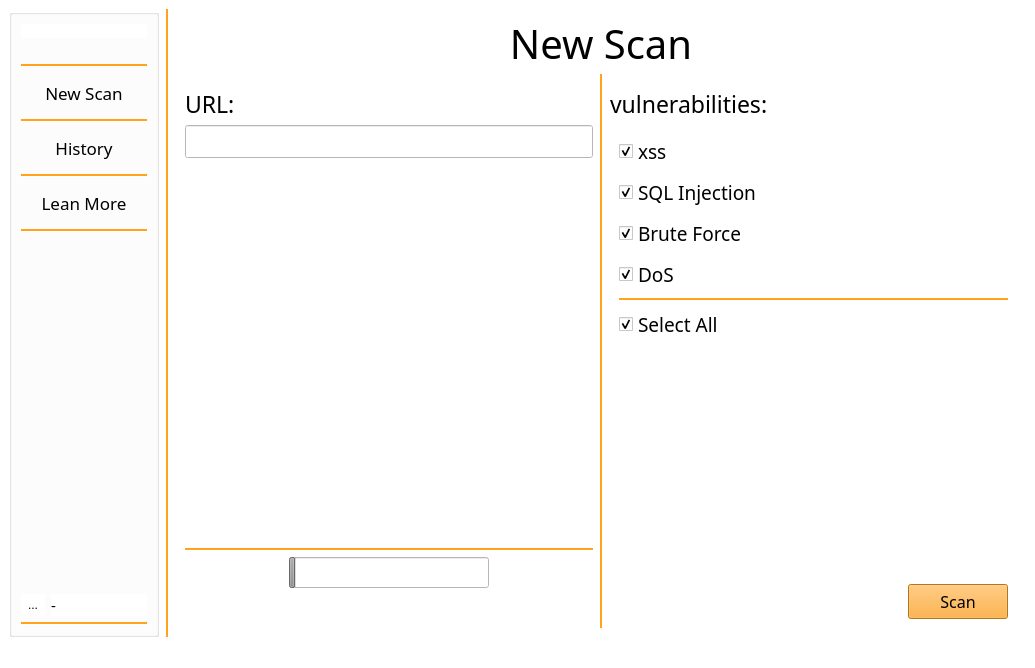
Old version of the form GUI/main_page.ui in the repository NASA-BOY/Xpolit-hub.
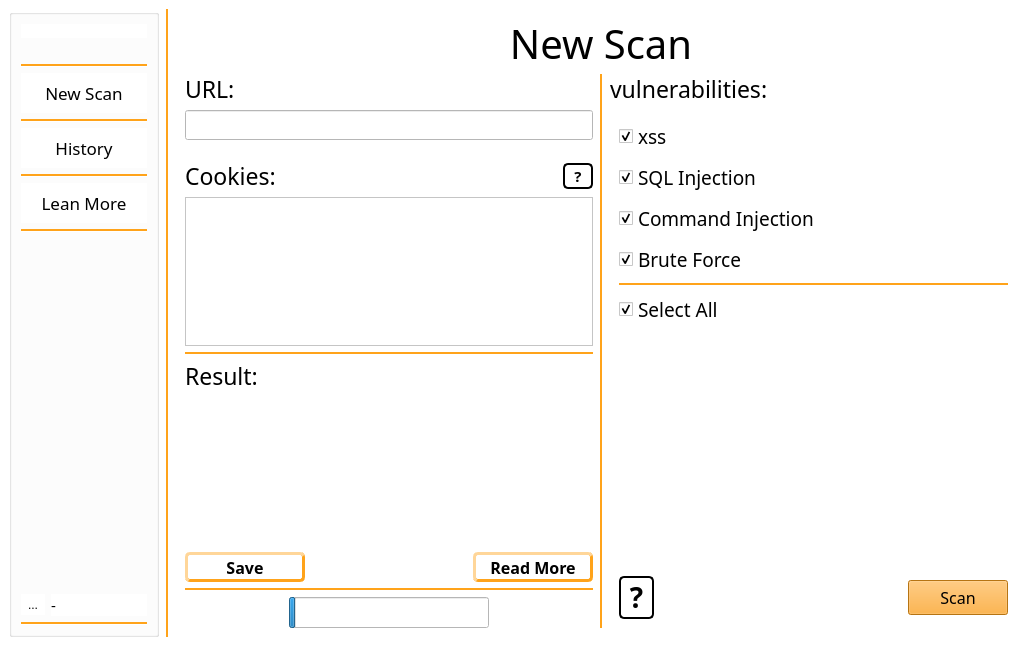
New version of the form. The open tabs and pages were chosen to show the change. Icons and pictures are not drawn.

Commit message: Finish XSS scan and add SQL and command injection scan. Add all scans to the server and client and done server bugs settings. Additionally done GUI overhaul.

```diff
--- a/GUI/main_page.ui
+++ b/GUI/main_page.ui
@@ -178,7 +178,17 @@
             <bool>false</bool>
            </property>
            <property name="styleSheet">
-            <string notr="true">border-bottom-color: rgb(0, 0, 0);</string>
+            <string notr="true">QPushButton{
+	border-style: outset;
+}
+
+QPushButton:hover{
+	background-color: rgb(255, 163, 26);
+}
+
+QPushButton:pressed{
+		background-color: rgb(255, 255, 255);
+}</string>
            </property>
            <property name="text">
             <string>New Scan</string>
@@ -236,6 +246,19 @@
              <pointsize>13</pointsize>
             </font>
            </property>
+           <property name="styleSheet">
+            <string notr="true">QPushButton{
+	border-style: outset;
+}
+
+QPushButton:hover{
+	background-color: rgb(255, 163, 26);
+}
+
+QPushButton:pressed{
+		background-color: rgb(255, 255, 255);
+}</string>
+           </property>
            <property name="text">
             <string>History</string>
            </property>
@@ -280,6 +303,19 @@
              <pointsize>13</pointsize>
             </font>
            </property>
+           <property name="styleSheet">
+            <string notr="true">QPushButton{
+	border-style: outset;
+}
+
+QPushButton:hover{
+	background-color: rgb(255, 163, 26);
+}
+
+QPushButton:pressed{
+		background-color: rgb(255, 255, 255);
+}</string>
+           </property>
            <property name="text">
             <string>Lean More</string>
            </property>
@@ -346,7 +382,8 @@
            </property>
            <property name="icon">
             <iconset>
-             <normaloff>imgs/resources/settings_logo.png</normaloff>imgs/resources/settings_logo.png</iconset>
+             <normaloff>../../../.designer/backup/imgs/resources/settings_logo.png</normaloff>
+             <normalon>imgs/resources/settings_logo.png</normalon>../../../.designer/backup/imgs/resources/settings_logo.png</iconset>
            </property>
            <property name="iconSize">
             <size>
@@ -456,7 +493,7 @@
        </size>
       </property>
       <property name="currentIndex">
-       <number>0</number>
+       <number>1</number>
       </property>
       <widget class="QWidget" name="welcome_page">
        <layout class="QVBoxLayout" name="verticalLayout_2">
@@ -549,25 +586,6 @@
          <layout class="QHBoxLayout" name="horizontalLayout_5" stretch="1,0,1">
           <item>
            <layout class="QVBoxLayout" name="verticalLayout_9">
-            <item>
-             <spacer name="verticalSpacer_8">
-              <property name="enabled">
-               <bool>true</bool>
-              </property>
-              <property name="orientation">
-               <enum>Qt::Vertical</enum>
-              </property>
-              <property name="sizeType">
-               <enum>QSizePolicy::Fixed</enum>
-              </property>
-              <property name="sizeHint" stdset="0">
-               <size>
-                <width>20</width>
-                <height>15</height>
-               </size>
-              </property>
-             </spacer>
-            </item>
             <item>
              <widget class="QLabel" name="url_txt">
               <property name="enabled">
@@ -631,7 +649,139 @@
              </spacer>
             </item>
             <item>
-             <widget class="QTextBrowser" name="textBrowser">
+             <layout class="QHBoxLayout" name="horizontalLayout_3">
+              <item>
+               <widget class="QLabel" name="cookies_text">
+                <property name="enabled">
+                 <bool>true</bool>
+                </property>
+                <property name="maximumSize">
+                 <size>
+                  <width>16777215</width>
+                  <height>30</height>
+                 </size>
+                </property>
+                <property name="font">
+                 <font>
+                  <family>Copperplate Gothic Bold</family>
+                  <pointsize>17</pointsize>
+                 </font>
+                </property>
+                <property name="text">
+                 <string>Cookies:</string>
+                </property>
+               </widget>
+              </item>
+              <item>
+               <widget class="QPushButton" name="cookies_help_btn">
+                <property name="sizePolicy">
+                 <sizepolicy hsizetype="Fixed" vsizetype="Fixed">
+                  <horstretch>0</horstretch>
+                  <verstretch>0</verstretch>
+                 </sizepolicy>
+                </property>
+                <property name="maximumSize">
+                 <size>
+                  <width>30</width>
+                  <height>16777215</height>
+                 </size>
+                </property>
+                <property name="font">
+                 <font>
+                  <family>Copperplate Gothic Bold</family>
+                  <pointsize>11</pointsize>
+                  <weight>75</weight>
+                  <bold>true</bold>
+                 </font>
+                </property>
+                <property name="autoFillBackground">
+                 <bool>false</bool>
+                </property>
+                <property name="styleSheet">
+                 <string notr="true">QPushButton{
+	border-width: 2px;
+	border-style: outset;
+	border-radius: 5px;
+	border-color: rgb(0, 0, 0);
+}
+
+QPushButton:hover{
+	background-color: rgb(255, 163, 26);
+}
+
+QPushButton:pressed{
+		background-color: rgb(255, 255, 255);
+}</string>
+                </property>
+                <property name="text">
+                 <string>?</string>
+                </property>
+                <property name="autoDefault">
+                 <bool>false</bool>
+                </property>
+               </widget>
+              </item>
+             </layout>
+            </item>
+            <item>
+             <widget class="QTextEdit" name="textEdit">
+              <property name="sizePolicy">
+               <sizepolicy hsizetype="Expanding" vsizetype="Expanding">
+                <horstretch>0</horstretch>
+                <verstretch>0</verstretch>
+               </sizepolicy>
+              </property>
+              <property name="maximumSize">
+               <size>
+                <width>16777215</width>
+                <height>210</height>
+               </size>
+              </property>
+             </widget>
+            </item>
+            <item>
+             <widget class="Line" name="result_line">
+              <property name="enabled">
+               <bool>true</bool>
+              </property>
+              <property name="styleSheet">
+               <string notr="true">color: rgb(255, 163, 26);</string>
+              </property>
+              <property name="frameShadow">
+               <enum>QFrame::Plain</enum>
+              </property>
+              <property name="lineWidth">
+               <number>2</number>
+              </property>
+              <property name="orientation">
+               <enum>Qt::Horizontal</enum>
+              </property>
+             </widget>
+            </item>
+            <item>
+             <widget class="QLabel" name="result_text">
+              <property name="enabled">
+               <bool>true</bool>
+              </property>
+              <property name="maximumSize">
+               <size>
+                <width>16777215</width>
+                <height>30</height>
+               </size>
+              </property>
+              <property name="font">
+               <font>
+                <family>Copperplate Gothic Bold</family>
+                <pointsize>17</pointsize>
+               </font>
+              </property>
+              <property name="text">
+               <string>Result:</string>
+              </property>
+             </widget>
+            </item>
+            <item>
+             <widget class="QTextBrowser" name="scan_result">
               <property name="enabled">
                <bool>true</bool>
               </property>
@@ -660,23 +810,131 @@
              </widget>
             </item>
             <item>
-             <spacer name="verticalSpacer_7">
-              <property name="enabled">
-               <bool>true</bool>
-              </property>
-              <property name="orientation">
-               <enum>Qt::Vertical</enum>
-              </property>
-              <property name="sizeType">
-               <enum>QSizePolicy::Fixed</enum>
-              </property>
-              <property name="sizeHint" stdset="0">
-               <size>
-                <width>20</width>
-                <height>10</height>
-               </size>
-              </property>
-             </spacer>
+             <layout class="QHBoxLayout" name="horizontalLayout_4">
+              <item>
+               <widget class="QPushButton" name="save_scan_btn">
+                <property name="sizePolicy">
+                 <sizepolicy hsizetype="Fixed" vsizetype="Fixed">
+                  <horstretch>0</horstretch>
+                  <verstretch>0</verstretch>
+                 </sizepolicy>
+                </property>
+                <property name="minimumSize">
+                 <size>
+                  <width>120</width>
+                  <height>30</height>
+                 </size>
+                </property>
+                <property name="maximumSize">
+                 <size>
+                  <width>1000</width>
+                  <height>30</height>
+                 </size>
+                </property>
+                <property name="font">
+                 <font>
+                  <family>Copperplate Gothic Bold</family>
+                  <pointsize>12</pointsize>
+                  <weight>75</weight>
+                  <bold>true</bold>
+                 </font>
+                </property>
+                <property name="autoFillBackground">
+                 <bool>false</bool>
+                </property>
+                <property name="styleSheet">
+                 <string notr="true">QPushButton{
+	border-width: 3px;
+	border-style: outset;
+	border-radius: 5px;
+	border-color: rgb(255, 163, 26);
+}
+
+QPushButton:hover{
+	background-color: rgb(255, 163, 26);
+}
+
+QPushButton:pressed{
+		background-color: rgb(255, 255, 255);
+}</string>
+                </property>
+                <property name="text">
+                 <string>Save</string>
+                </property>
+                <property name="autoDefault">
+                 <bool>false</bool>
+                </property>
+               </widget>
+              </item>
+              <item>
+               <spacer name="horizontalSpacer_4">
+                <property name="orientation">
+                 <enum>Qt::Horizontal</enum>
+                </property>
+                <property name="sizeHint" stdset="0">
+                 <size>
+                  <width>40</width>
+                  <height>20</height>
+                 </size>
+                </property>
+               </spacer>
+              </item>
+              <item>
+               <widget class="QPushButton" name="read_scan_btn">
+                <property name="sizePolicy">
+                 <sizepolicy hsizetype="Fixed" vsizetype="Fixed">
+                  <horstretch>0</horstretch>
+                  <verstretch>0</verstretch>
+                 </sizepolicy>
+                </property>
+                <property name="minimumSize">
+                 <size>
+                  <width>120</width>
+                  <height>30</height>
+                 </size>
+                </property>
+                <property name="maximumSize">
+                 <size>
+                  <width>1000</width>
+                  <height>30</height>
+                 </size>
+                </property>
+                <property name="font">
+                 <font>
+                  <family>Copperplate Gothic Bold</family>
+                  <pointsize>12</pointsize>
+                  <weight>75</weight>
+                  <bold>true</bold>
+                 </font>
+                </property>
+                <property name="autoFillBackground">
+                 <bool>false</bool>
+                </property>
+                <property name="styleSheet">
+                 <string notr="true">QPushButton{
+	border-width: 3px;
+	border-style: outset;
+	border-radius: 5px;
+	border-color: rgb(255, 163, 26);
+}
+
+QPushButton:hover{
+	background-color: rgb(255, 163, 26);
+}
+
+QPushButton:pressed{
+		background-color: rgb(255, 255, 255);
+}</string>
+                </property>
+                <property name="text">
+                 <string>Read More</string>
+                </property>
+                <property name="autoDefault">
+                 <bool>false</bool>
+                </property>
+               </widget>
+              </item>
+             </layout>
             </item>
             <item>
              <widget class="Line" name="line_14">
@@ -716,9 +974,9 @@
                </spacer>
               </item>
               <item>
-               <widget class="QProgressBar" name="progressBar">
+               <widget class="QProgressBar" name="scan_progress_bar">
                 <property name="enabled">
-                 <bool>false</bool>
+                 <bool>true</bool>
                 </property>
                 <property name="sizePolicy">
                  <sizepolicy hsizetype="Expanding" vsizetype="Fixed">
@@ -764,25 +1022,6 @@
               </item>
              </layout>
             </item>
-            <item>
-             <spacer name="verticalSpacer_12">
-              <property name="enabled">
-               <bool>true</bool>
-              </property>
-              <property name="orientation">
-               <enum>Qt::Vertical</enum>
-              </property>
-              <property name="sizeType">
-               <enum>QSizePolicy::Fixed</enum>
-              </property>
-              <property name="sizeHint" stdset="0">
-               <size>
-                <width>20</width>
-                <height>40</height>
-               </size>
-              </property>
-             </spacer>
-            </item>
            </layout>
           </item>
           <item>
@@ -826,25 +1065,6 @@
           </item>
           <item>
            <layout class="QVBoxLayout" name="verticalLayout_10">
-            <item>
-             <spacer name="verticalSpacer_10">
-              <property name="enabled">
-               <bool>true</bool>
-              </property>
-              <property name="orientation">
-               <enum>Qt::Vertical</enum>
-              </property>
-              <property name="sizeType">
-               <enum>QSizePolicy::Fixed</enum>
-              </property>
-              <property name="sizeHint" stdset="0">
-               <size>
-                <width>20</width>
-                <height>15</height>
-               </size>
-              </property>
-             </spacer>
-            </item>
             <item>
              <widget class="QLabel" name="vuln_txt">
               <property name="enabled">
@@ -893,7 +1113,7 @@
                  <x>0</x>
                  <y>0</y>
                  <width>404</width>
-                 <height>485</height>
+                 <height>506</height>
                 </rect>
                </property>
                <layout class="QVBoxLayout" name="verticalLayout_11">
@@ -989,6 +1209,52 @@
                   </property>
                  </widget>
                 </item>
+                <item>
+                 <widget class="QCheckBox" name="cmd_injection_box">
+                  <property name="enabled">
+                   <bool>true</bool>
+                  </property>
+                  <property name="minimumSize">
+                   <size>
+                    <width>0</width>
+                    <height>35</height>
+                   </size>
+                  </property>
+                  <property name="font">
+                   <font>
+                    <family>Copperplate Gothic Bold</family>
+                    <pointsize>14</pointsize>
+                   </font>
+                  </property>
+                  <property name="styleSheet">
+                   <string notr="true"/>
+                  </property>
+                  <property name="text">
+                   <string>Command Injection</string>
+                  </property>
+                  <property name="iconSize">
+                   <size>
+                    <width>16</width>
+                    <height>16</height>
+                   </size>
+                  </property>
+                  <property name="checkable">
+                   <bool>true</bool>
+                  </property>
+                  <property name="checked">
+                   <bool>true</bool>
+                  </property>
+                  <property name="autoRepeat">
+                   <bool>false</bool>
+                  </property>
+                  <property name="autoExclusive">
+                   <bool>false</bool>
+                  </property>
+                  <property name="tristate">
+                   <bool>false</bool>
+                  </property>
+                 </widget>
+                </item>
                 <item>
                  <widget class="QCheckBox" name="brute_force_box">
                   <property name="enabled">
@@ -1035,52 +1301,6 @@
                   </property>
                  </widget>
                 </item>
-                <item>
-                 <widget class="QCheckBox" name="dos_box">
-                  <property name="enabled">
-                   <bool>true</bool>
-                  </property>
-                  <property name="minimumSize">
-                   <size>
-                    <width>0</width>
-                    <height>35</height>
-                   </size>
-                  </property>
-                  <property name="font">
-                   <font>
-                    <family>Copperplate Gothic Bold</family>
-                    <pointsize>14</pointsize>
-                   </font>
-                  </property>
-                  <property name="styleSheet">
-                   <string notr="true"/>
-                  </property>
-                  <property name="text">
-                   <string>DoS</string>
-                  </property>
-                  <property name="iconSize">
-                   <size>
-                    <width>16</width>
-                    <height>16</height>
-                   </size>
-                  </property>
-                  <property name="checkable">
-                   <bool>true</bool>
-                  </property>
-                  <property name="checked">
-                   <bool>true</bool>
-                  </property>
-                  <property name="autoRepeat">
-                   <bool>false</bool>
-                  </property>
-                  <property name="autoExclusive">
-                   <bool>false</bool>
-                  </property>
-                  <property name="tristate">
-                   <bool>false</bool>
-                  </property>
-                 </widget>
-                </item>
                 <item>
                  <widget class="Line" name="line_13">
                   <property name="enabled">
@@ -1164,6 +1384,61 @@
                 </item>
                 <item>
                  <layout class="QHBoxLayout" name="horizontalLayout_6">
+                  <item>
+                   <widget class="QPushButton" name="scan_help_btn">
+                    <property name="sizePolicy">
+                     <sizepolicy hsizetype="Fixed" vsizetype="Preferred">
+                      <horstretch>0</horstretch>
+                      <verstretch>0</verstretch>
+                     </sizepolicy>
+                    </property>
+                    <property name="minimumSize">
+                     <size>
+                      <width>35</width>
+                      <height>0</height>
+                     </size>
+                    </property>
+                    <property name="maximumSize">
+                     <size>
+                      <width>1000</width>
+                      <height>16777215</height>
+                     </size>
+                    </property>
+                    <property name="font">
+                     <font>
+                      <family>Copperplate Gothic Bold</family>
+                      <pointsize>21</pointsize>
+                      <weight>75</weight>
+                      <bold>true</bold>
+                     </font>
+                    </property>
+                    <property name="autoFillBackground">
+                     <bool>false</bool>
+                    </property>
+                    <property name="styleSheet">
+                     <string notr="true">QPushButton{
+	border-width: 2px;
+	border-style: outset;
+	border-radius: 5px;
+	border-color: rgb(0, 0, 0);
+}
+
+QPushButton:hover{
+	background-color: rgb(255, 163, 26);
+}
+
+QPushButton:pressed{
+		background-color: rgb(255, 255, 255);
+}</string>
+                    </property>
+                    <property name="text">
+                     <string>?</string>
+                    </property>
+                    <property name="autoDefault">
+                     <bool>false</bool>
+                    </property>
+                   </widget>
+                  </item>
                   <item>
                    <spacer name="horizontalSpacer">
                     <property name="enabled">
```
The commit also changes 21 other files.
